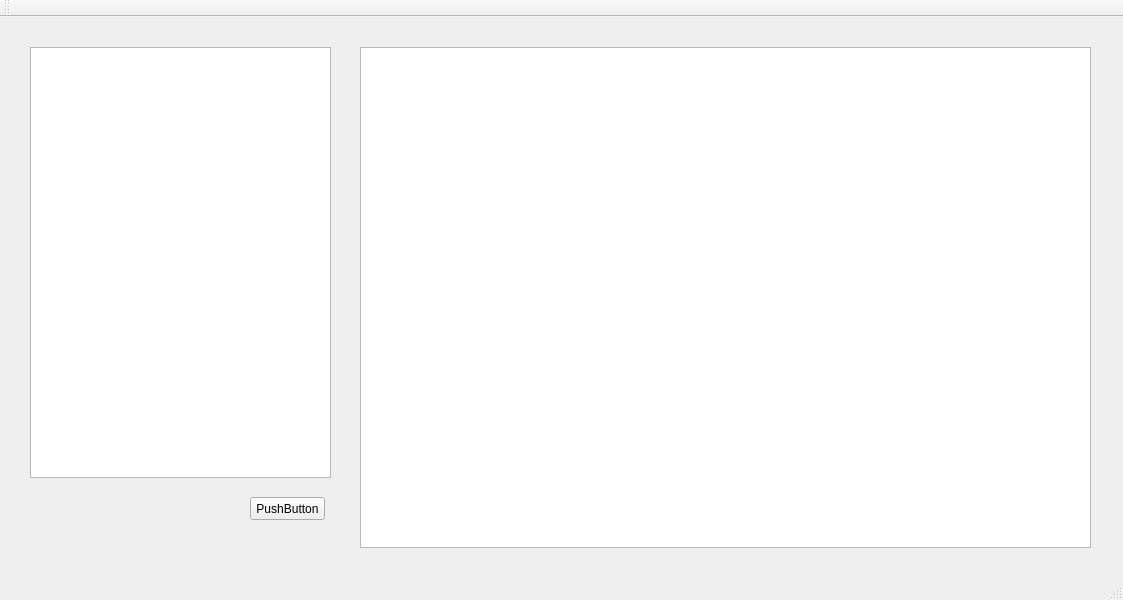
The window that mainwindow.ui (Dimaximym/PlanetSystem) describes before a commit, drawn with Qt 5.
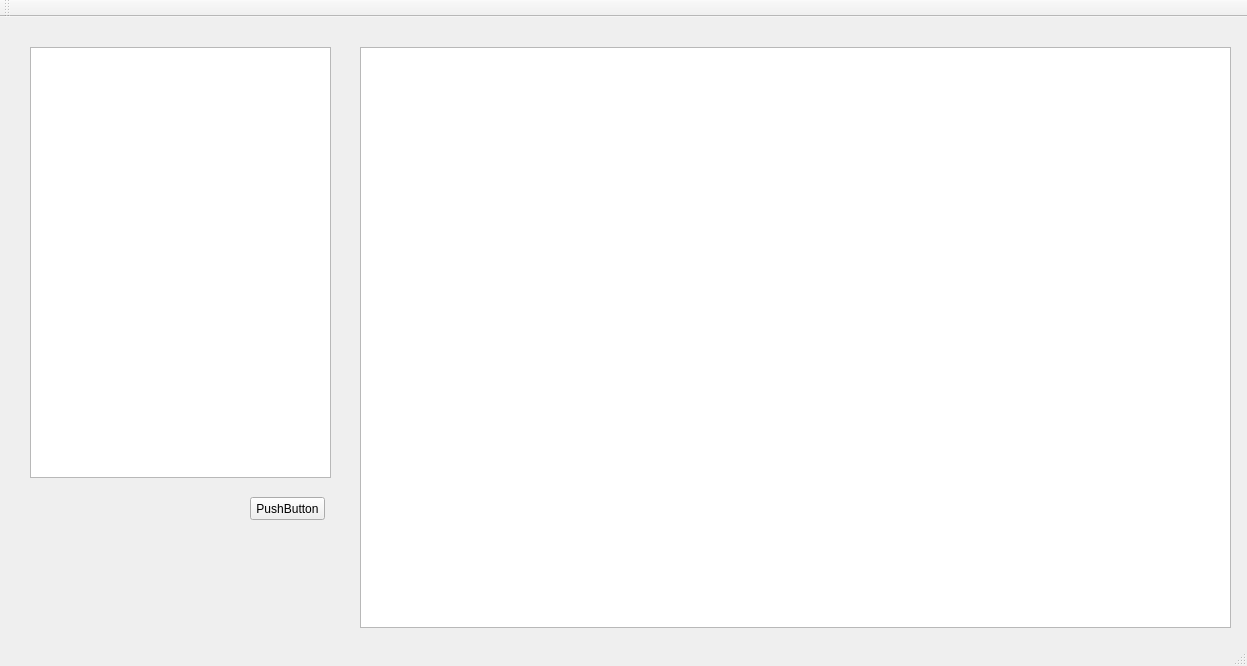
The same window after the commit.

```diff
--- a/mainwindow.ui
+++ b/mainwindow.ui
@@ -6,8 +6,8 @@
    <rect>
     <x>0</x>
     <y>0</y>
-    <width>1123</width>
-    <height>600</height>
+    <width>1247</width>
+    <height>666</height>
    </rect>
   </property>
   <property name="windowTitle">
@@ -19,8 +19,8 @@
      <rect>
       <x>360</x>
       <y>30</y>
-      <width>731</width>
-      <height>501</height>
+      <width>871</width>
+      <height>581</height>
      </rect>
     </property>
    </widget>
```
Left out of the diff: 2 changed lines with no effect on the pictures.
